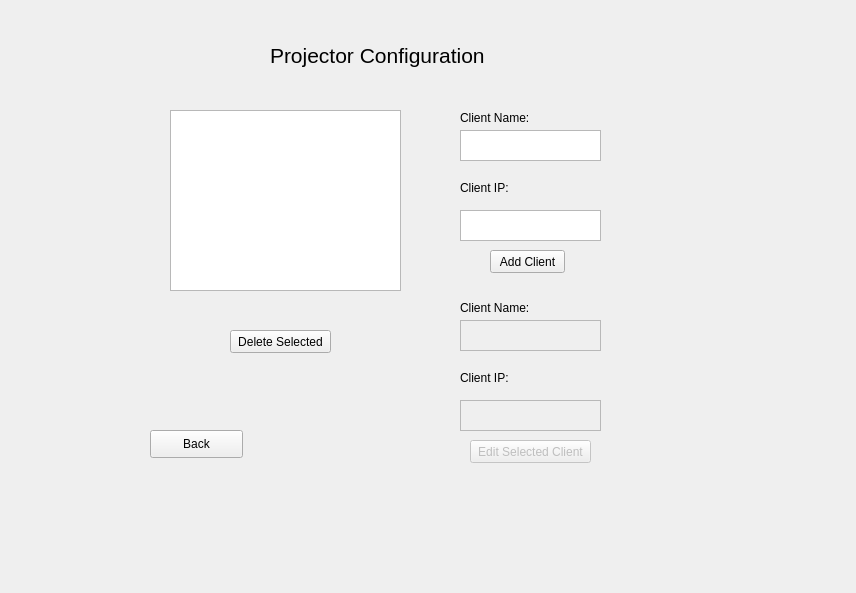
Above: GUI/ProjectorConfigurationWindow.ui from K3N-TR4N/Project-Edge-Blending before the change. Below: the same form after it.
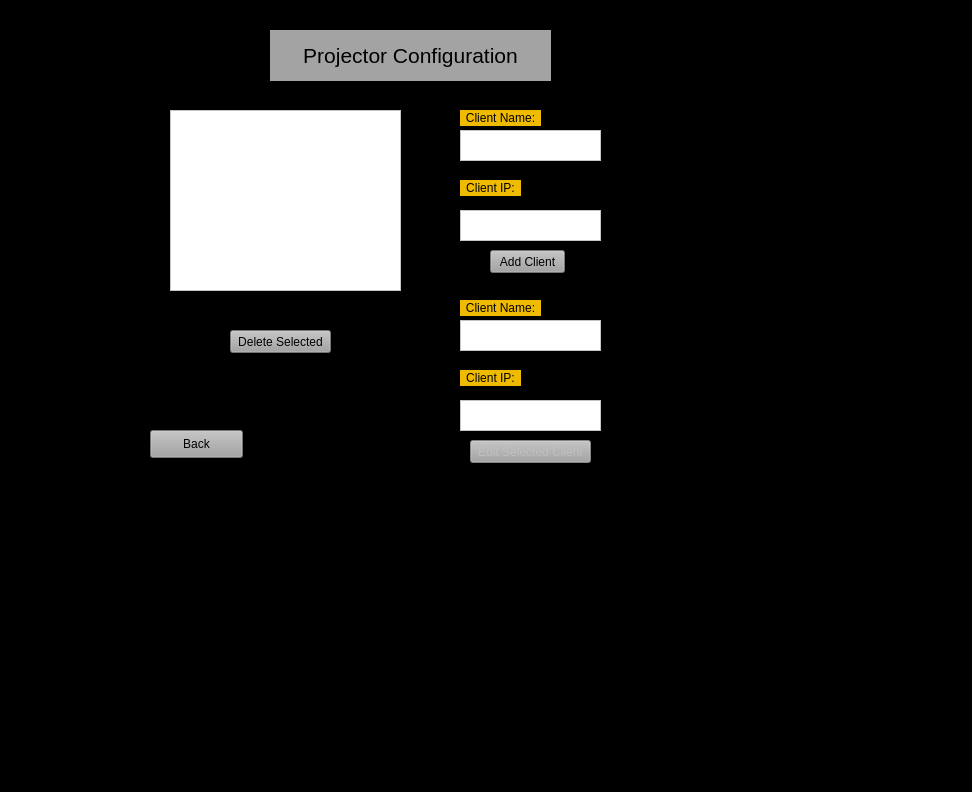
That is the form after the change.

What changed in the file:
```diff
--- a/GUI/ProjectorConfigurationWindow.ui
+++ b/GUI/ProjectorConfigurationWindow.ui
@@ -6,13 +6,16 @@
    <rect>
     <x>0</x>
     <y>0</y>
-    <width>856</width>
-    <height>593</height>
+    <width>972</width>
+    <height>792</height>
    </rect>
   </property>
   <property name="windowTitle">
    <string>Projector Configuration</string>
   </property>
+  <property name="styleSheet">
+   <string notr="true">background-color: rgb(0, 0, 0);</string>
+  </property>
   <widget class="QWidget" name="centralwidget">
    <widget class="QPushButton" name="Back_btn">
     <property name="geometry">
@@ -23,6 +26,19 @@
       <height>28</height>
      </rect>
     </property>
+    <property name="styleSheet">
+     <string notr="true">QPushButton {
+background-color: rgb(162, 162, 162);
+}
+
+QPushButton:hover {
+background-color: rgb(38, 186, 255);
+}
+
+QPushButton:pressed {
+	background-color: rgb(19, 92, 126);
+}</string>
+    </property>
     <property name="text">
      <string>Back</string>
     </property>
@@ -36,6 +52,9 @@
       <height>181</height>
      </rect>
     </property>
+    <property name="styleSheet">
+     <string notr="true">background-color: rgb(255, 255, 255);</string>
+    </property>
    </widget>
    <widget class="QPushButton" name="Add_btn">
     <property name="geometry">
@@ -46,6 +65,19 @@
       <height>23</height>
      </rect>
     </property>
+    <property name="styleSheet">
+     <string notr="true">QPushButton {
+background-color: rgb(162, 162, 162);
+}
+
+QPushButton:hover {
+background-color: rgb(38, 186, 255);
+}
+
+QPushButton:pressed {
+	background-color: rgb(19, 92, 126);
+}</string>
+    </property>
     <property name="text">
      <string>Add Client</string>
     </property>
@@ -59,6 +91,9 @@
       <height>31</height>
      </rect>
     </property>
+    <property name="styleSheet">
+     <string notr="true">background-color: rgb(255, 255, 255);</string>
+    </property>
    </widget>
    <widget class="QLabel" name="label">
     <property name="geometry">
@@ -69,8 +104,11 @@
       <height>16</height>
      </rect>
     </property>
+    <property name="styleSheet">
+     <string notr="true">background-color: rgb(239, 187, 0);</string>
+    </property>
     <property name="text">
-     <string>Client Name:</string>
+     <string>&lt;html&gt;&lt;head/&gt;&lt;body&gt;&lt;p align=&quot;center&quot;&gt;Client Name:&lt;/p&gt;&lt;/body&gt;&lt;/html&gt;</string>
     </property>
    </widget>
    <widget class="QLabel" name="label_2">
@@ -82,8 +120,11 @@
       <height>16</height>
      </rect>
     </property>
+    <property name="styleSheet">
+     <string notr="true">background-color: rgb(239, 187, 0);</string>
+    </property>
     <property name="text">
-     <string>Client IP:</string>
+     <string>&lt;html&gt;&lt;head/&gt;&lt;body&gt;&lt;p align=&quot;center&quot;&gt;Client IP:&lt;/p&gt;&lt;/body&gt;&lt;/html&gt;</string>
     </property>
    </widget>
    <widget class="QTextEdit" name="Add_IP">
@@ -95,6 +136,9 @@
       <height>31</height>
      </rect>
     </property>
+    <property name="styleSheet">
+     <string notr="true">background-color: rgb(255, 255, 255);</string>
+    </property>
    </widget>
    <widget class="QTextEdit" name="Edit_name">
     <property name="enabled">
@@ -108,6 +152,9 @@
       <height>31</height>
      </rect>
     </property>
+    <property name="styleSheet">
+     <string notr="true">background-color: rgb(255, 255, 255);</string>
+    </property>
    </widget>
    <widget class="QTextEdit" name="Edit_IP">
     <property name="enabled">
@@ -121,6 +168,9 @@
       <height>31</height>
      </rect>
     </property>
+    <property name="styleSheet">
+     <string notr="true">background-color: rgb(255, 255, 255);</string>
+    </property>
    </widget>
    <widget class="QPushButton" name="Edit_btn">
     <property name="enabled">
@@ -134,6 +184,19 @@
       <height>23</height>
      </rect>
     </property>
+    <property name="styleSheet">
+     <string notr="true">QPushButton {
+background-color: rgb(162, 162, 162);
+}
+
+QPushButton:hover {
+background-color: rgb(38, 186, 255);
+}
+
+QPushButton:pressed {
+	background-color: rgb(19, 92, 126);
+}</string>
+    </property>
     <property name="text">
      <string>Edit Selected Client</string>
     </property>
@@ -147,8 +210,11 @@
       <height>16</height>
      </rect>
     </property>
+    <property name="styleSheet">
+     <string notr="true">background-color: rgb(239, 187, 0);</string>
+    </property>
     <property name="text">
-     <string>Client Name:</string>
+     <string>&lt;html&gt;&lt;head/&gt;&lt;body&gt;&lt;p align=&quot;center&quot;&gt;Client Name:&lt;/p&gt;&lt;/body&gt;&lt;/html&gt;</string>
     </property>
    </widget>
    <widget class="QLabel" name="label_4">
@@ -160,8 +226,11 @@
       <height>16</height>
      </rect>
     </property>
+    <property name="styleSheet">
+     <string notr="true">background-color: rgb(239, 187, 0);</string>
+    </property>
     <property name="text">
-     <string>Client IP:</string>
+     <string>&lt;html&gt;&lt;head/&gt;&lt;body&gt;&lt;p align=&quot;center&quot;&gt;Client IP:&lt;/p&gt;&lt;/body&gt;&lt;/html&gt;</string>
     </property>
    </widget>
    <widget class="QPushButton" name="Delete_btn">
@@ -173,6 +242,19 @@
       <height>23</height>
      </rect>
     </property>
+    <property name="styleSheet">
+     <string notr="true">QPushButton {
+background-color: rgb(162, 162, 162);
+}
+
+QPushButton:hover {
+background-color: rgb(38, 186, 255);
+}
+
+QPushButton:pressed {
+	background-color: rgb(19, 92, 126);
+}</string>
+    </property>
     <property name="text">
      <string>Delete Selected</string>
     </property>
@@ -191,8 +273,11 @@
       <pointsize>16</pointsize>
      </font>
     </property>
+    <property name="styleSheet">
+     <string notr="true">background-color: rgb(163, 163, 163);</string>
+    </property>
     <property name="text">
-     <string>Projector Configuration</string>
+     <string>&lt;html&gt;&lt;head/&gt;&lt;body&gt;&lt;p align=&quot;center&quot;&gt;Projector Configuration&lt;/p&gt;&lt;/body&gt;&lt;/html&gt;</string>
     </property>
    </widget>
   </widget>
```
